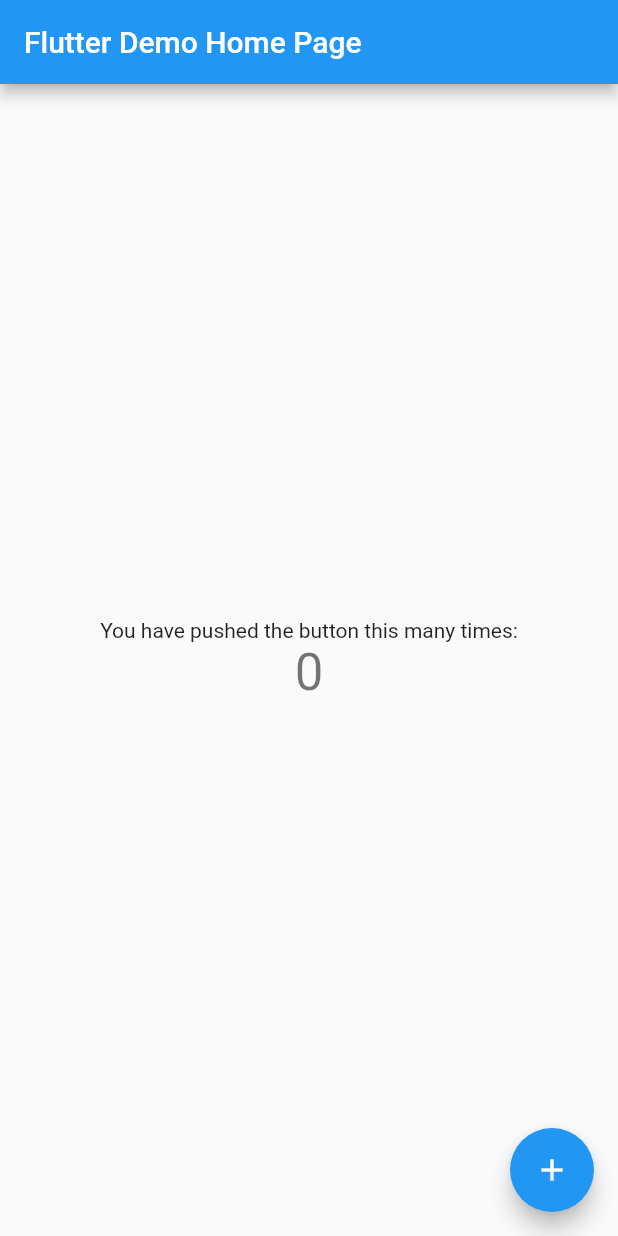
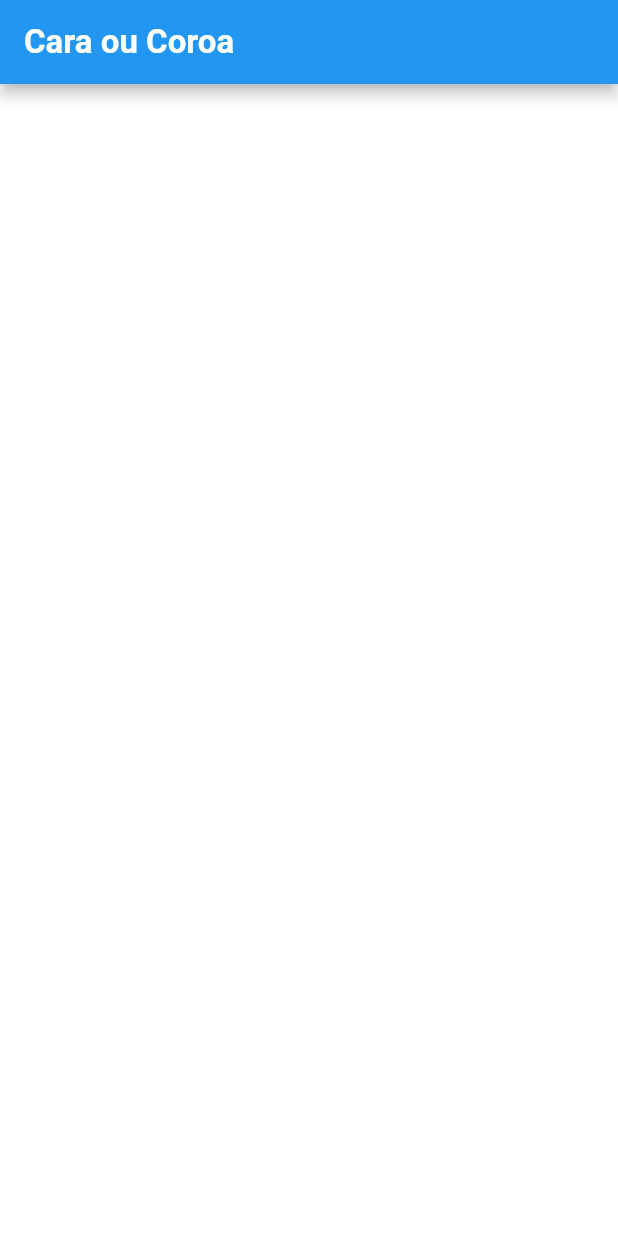
Before and after one commit to felipeabreu86/flutter_cara_coroa, a Flutter app: the screen it shows after launch, on a phone screen of 412 x 824 dp. Run offline on Flutter 3.47's test engine with Material 2 defaults, Android fonts, the phone set to English and light mode, and no system bars.

Commit message:
Se aplicado, este commit irá criar a tela Home

```diff
--- /dev/null
+++ b/lib/Home/home.dart
@@ -0,0 +1,28 @@
+import 'package:flutter/material.dart';
+
+class Home extends StatefulWidget {
+  const Home({Key? key}) : super(key: key);
+
+  @override
+  _HomeState createState() => _HomeState();
+}
+
+class _HomeState extends State<Home> {
+  @override
+  Widget build(BuildContext context) {
+    return Scaffold(
+      backgroundColor: Colors.white,
+      appBar: AppBar(
+        backgroundColor: Colors.blue,
+        title: Text(
+          "Cara ou Coroa",
+          style: TextStyle(
+            fontSize: 22,
+            fontWeight: FontWeight.bold,
+          ),
+        ),
+      ),
+      body: Container(),
+    );
+  }
+}
--- a/lib/main.dart
+++ b/lib/main.dart
@@ -1,113 +1,10 @@
+import 'package:flutter/foundation.dart';
 import 'package:flutter/material.dart';
+import 'Home/home.dart';
 
 void main() {
-  runApp(MyApp());
+  runApp(MaterialApp(
+    debugShowCheckedModeBanner: kReleaseMode ? false : true,
+    home: Home(),
+  ));
 }
-
-class MyApp extends StatelessWidget {
-  // This widget is the root of your application.
-  @override
-  Widget build(BuildContext context) {
-    return MaterialApp(
-      title: 'Flutter Demo',
-      theme: ThemeData(
-        // This is the theme of your application.
-        //
-        // Try running your application with "flutter run". You'll see the
-        // application has a blue toolbar. Then, without quitting the app, try
-        // changing the primarySwatch below to Colors.green and then invoke
-        // "hot reload" (press "r" in the console where you ran "flutter run",
-        // or simply save your changes to "hot reload" in a Flutter IDE).
-        // Notice that the counter didn't reset back to zero; the application
-        // is not restarted.
-        primarySwatch: Colors.blue,
-      ),
-      home: MyHomePage(title: 'Flutter Demo Home Page'),
-    );
-  }
-}
-
-class MyHomePage extends StatefulWidget {
-  MyHomePage({Key? key, required this.title}) : super(key: key);
-
-  // This widget is the home page of your application. It is stateful, meaning
-  // that it has a State object (defined below) that contains fields that affect
-  // how it looks.
-
-  // This class is the configuration for the state. It holds the values (in this
-  // case the title) provided by the parent (in this case the App widget) and
-  // used by the build method of the State. Fields in a Widget subclass are
-  // always marked "final".
-
-  final String title;
-
-  @override
-  _MyHomePageState createState() => _MyHomePageState();
-}
-
-class _MyHomePageState extends State<MyHomePage> {
-  int _counter = 0;
-
-  void _incrementCounter() {
-    setState(() {
-      // This call to setState tells the Flutter framework that something has
-      // changed in this State, which causes it to rerun the build method below
-      // so that the display can reflect the updated values. If we changed
-      // _counter without calling setState(), then the build method would not be
-      // called again, and so nothing would appear to happen.
-      _counter++;
-    });
-  }
-
-  @override
-  Widget build(BuildContext context) {
-    // This method is rerun every time setState is called, for instance as done
-    // by the _incrementCounter method above.
-    //
-    // The Flutter framework has been optimized to make rerunning build methods
-    // fast, so that you can just rebuild anything that needs updating rather
-    // than having to individually change instances of widgets.
-    return Scaffold(
-      appBar: AppBar(
-        // Here we take the value from the MyHomePage object that was created by
-        // the App.build method, and use it to set our appbar title.
-        title: Text(widget.title),
-      ),
-      body: Center(
-        // Center is a layout widget. It takes a single child and positions it
-        // in the middle of the parent.
-        child: Column(
-          // Column is also a layout widget. It takes a list of children and
-          // arranges them vertically. By default, it sizes itself to fit its
-          // children horizontally, and tries to be as tall as its parent.
-          //
-          // Invoke "debug painting" (press "p" in the console, choose the
-          // "Toggle Debug Paint" action from the Flutter Inspector in Android
-          // Studio, or the "Toggle Debug Paint" command in Visual Studio Code)
-          // to see the wireframe for each widget.
-          //
-          // Column has various properties to control how it sizes itself and
-          // how it positions its children. Here we use mainAxisAlignment to
-          // center the children vertically; the main axis here is the vertical
-          // axis because Columns are vertical (the cross axis would be
-          // horizontal).
-          mainAxisAlignment: MainAxisAlignment.center,
-          children: <Widget>[
-            Text(
-              'You have pushed the button this many times:',
-            ),
-            Text(
-              '$_counter',
-              style: Theme.of(context).textTheme.headline4,
-            ),
-          ],
-        ),
-      ),
-      floatingActionButton: FloatingActionButton(
-        onPressed: _incrementCounter,
-        tooltip: 'Increment',
-        child: Icon(Icons.add),
-      ), // This trailing comma makes auto-formatting nicer for build methods.
-    );
-  }
-}
```
Also changed, not shown: 1 other file.
